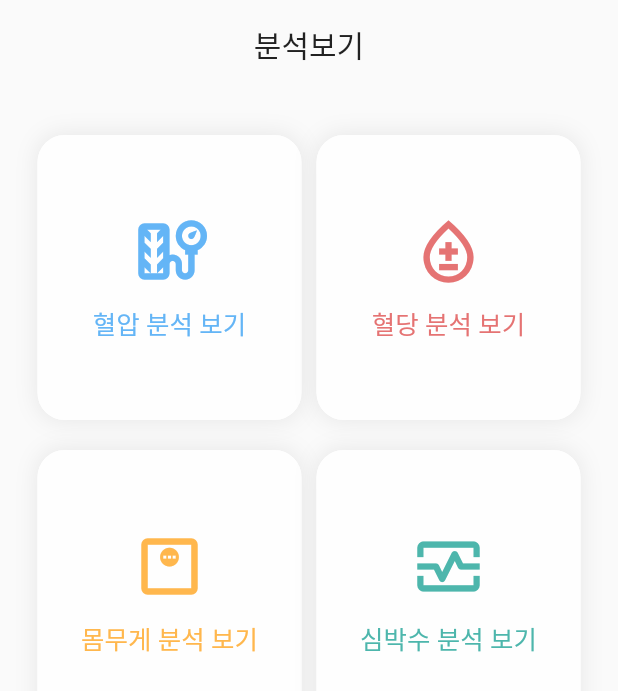
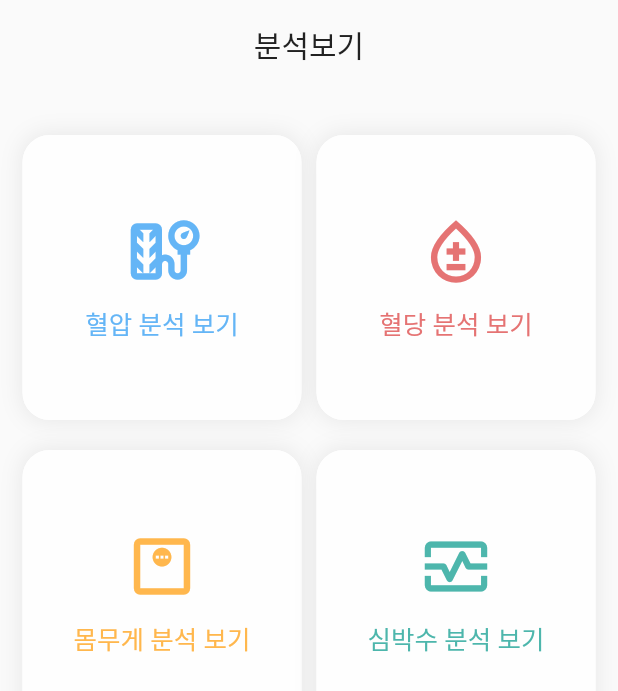
Before and after one commit to wkkyu088/senior_health_care, a Flutter app: the ResultScreen screen opened directly, on a phone screen of 412 x 824 dp. Shown: the top 691 px of the screen. Run offline on Flutter 3.47's test engine with Material 2 defaults, Android fonts, the light colour scheme and no system bars; our stand-ins replace carousel_slider, cloud_firestore, firebase_auth, firebase_core, fluttertoast, google_sign_in; accounts and stored records are empty; Roboto replaces fonts that are missing (PretendardB, PretendardM).

Commit message:
가장자리 여백 축소

```diff
--- a/lib/screens/input_screen.dart
+++ b/lib/screens/input_screen.dart
@@ -36,7 +36,7 @@ class _InputScreenState extends State<InputScreen> {
         children: [
           Container(
             width: screenWidth,
-            padding: const EdgeInsets.symmetric(vertical: 10, horizontal: 25),
+            padding: const EdgeInsets.symmetric(vertical: 10, horizontal: 15),
             child: ListView(
               children: [
                 const InputDateBar(),
--- a/lib/screens/result_screen.dart
+++ b/lib/screens/result_screen.dart
@@ -23,7 +23,7 @@ class _ResultScreenState extends State<ResultScreen> {
       backgroundColor: kBackground,
       appBar: customAppBar("분석보기", context, hasBack: false),
       body: Container(
-        padding: const EdgeInsets.symmetric(vertical: 10, horizontal: 25),
+        padding: const EdgeInsets.symmetric(vertical: 10, horizontal: 15),
         child: Column(
           children: [
             // getAllResultButton(context),
--- a/lib/widgets/input/input_at_once_button.dart
+++ b/lib/widgets/input/input_at_once_button.dart
@@ -6,10 +6,10 @@ Widget getAllButton(context) {
   return InkWell(
     onTap: () {},
     child: Container(
-      width: MediaQuery.of(context).size.width - 50,
+      width: MediaQuery.of(context).size.width - 30,
       height: 70,
       alignment: Alignment.center,
-      margin: const EdgeInsets.symmetric(horizontal: 25),
+      margin: const EdgeInsets.symmetric(horizontal: 15),
       decoration: BoxDecoration(
         color: kMain,
         borderRadius: kBorderRadiusM,
--- a/lib/widgets/input/input_buttons.dart
+++ b/lib/widgets/input/input_buttons.dart
@@ -35,7 +35,7 @@ Widget inputButton(icon, title, value, screen, color, context) {
               ],
             ),
             child: Container(
-              width: MediaQuery.of(context).size.width / 2 - 30,
+              width: MediaQuery.of(context).size.width / 2 - 20,
               height: 190,
               alignment: Alignment.center,
               decoration: BoxDecoration(
@@ -95,7 +95,7 @@ Widget inputButton(icon, title, value, screen, color, context) {
               ],
             ),
             child: Container(
-              width: MediaQuery.of(context).size.width / 2 - 30,
+              width: MediaQuery.of(context).size.width / 2 - 20,
               height: 190,
               alignment: Alignment.center,
               decoration: BoxDecoration(
--- a/lib/widgets/result/result_buttons.dart
+++ b/lib/widgets/result/result_buttons.dart
@@ -20,10 +20,8 @@ Widget resultButton(icon, title, screen, color, context) {
           ),
         ],
       ),
-      child: Column(
-        children: [
-          Container(
-            width: MediaQuery.of(context).size.width / 2 - 30,
+      child: Container(
+        width: MediaQuery.of(context).size.width / 2 - 20,
         height: 190,
         alignment: Alignment.center,
         decoration: BoxDecoration(
@@ -39,8 +37,6 @@ Widget resultButton(icon, title, screen, color, context) {
           ],
         ),
       ),
-        ],
-      ),
     ),
   );
 }
```
Lines whose indentation alone changed are shown as unchanged.
